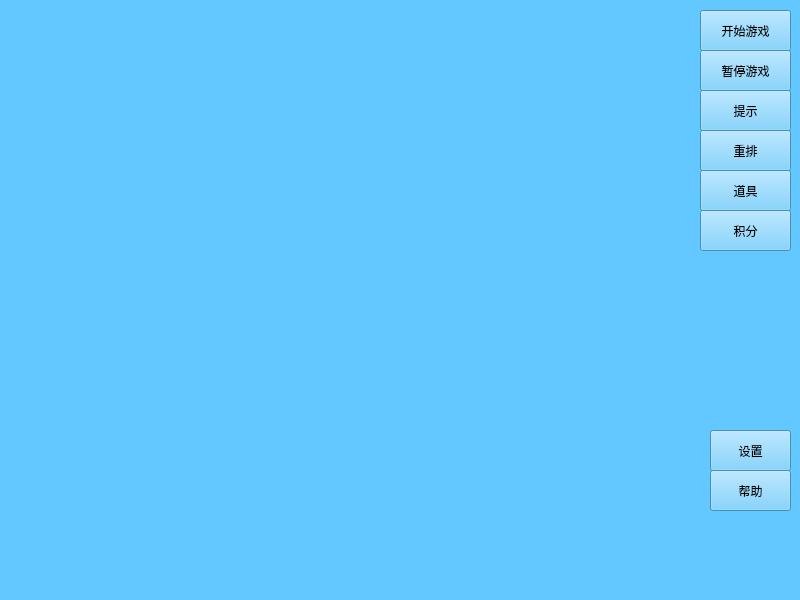
Old version of the form relaxedmodewindow.ui in the repository Forrest0503/Lianliankan.
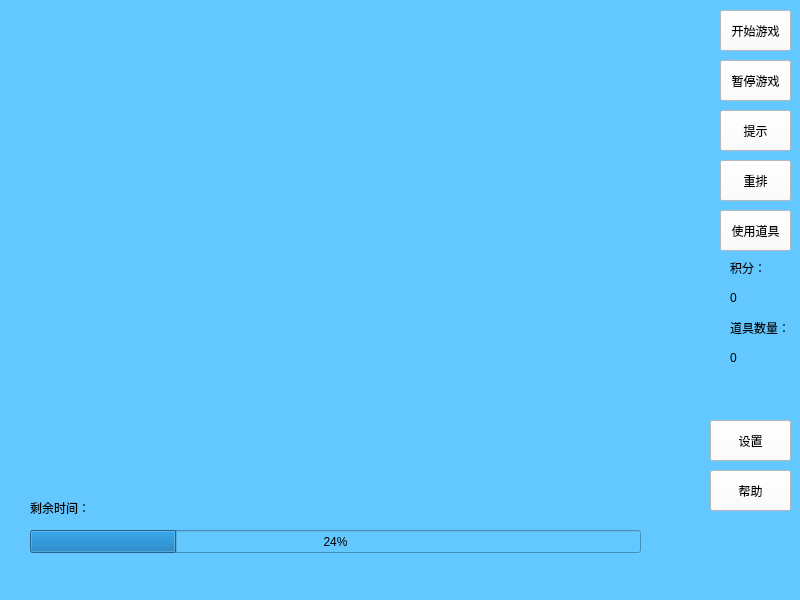
New version of the form. Icons and pictures are not drawn.

```diff
--- a/relaxedmodewindow.ui
+++ b/relaxedmodewindow.ui
@@ -20,10 +20,10 @@
    <widget class="QWidget" name="picWidget" native="true">
     <property name="geometry">
      <rect>
-      <x>20</x>
-      <y>20</y>
-      <width>640</width>
-      <height>400</height>
+      <x>0</x>
+      <y>0</y>
+      <width>720</width>
+      <height>480</height>
      </rect>
     </property>
     <property name="styleSheet">
@@ -33,9 +33,9 @@
    <widget class="QPushButton" name="pushButton">
     <property name="geometry">
      <rect>
-      <x>700</x>
+      <x>720</x>
       <y>10</y>
-      <width>91</width>
+      <width>71</width>
       <height>41</height>
      </rect>
     </property>
@@ -43,7 +43,7 @@
      <bool>false</bool>
     </property>
     <property name="styleSheet">
-     <string notr="true">background-image: url();</string>
+     <string notr="true">background-color: rgb(255, 255, 255);</string>
     </property>
     <property name="text">
      <string>开始游戏</string>
@@ -52,14 +52,14 @@
    <widget class="QPushButton" name="pushButton_2">
     <property name="geometry">
      <rect>
-      <x>700</x>
-      <y>50</y>
-      <width>91</width>
+      <x>720</x>
+      <y>60</y>
+      <width>71</width>
       <height>41</height>
      </rect>
     </property>
     <property name="styleSheet">
-     <string notr="true">background-image: url();</string>
+     <string notr="true">background-color: rgb(255, 255, 255);</string>
     </property>
     <property name="text">
      <string>暂停游戏</string>
@@ -68,14 +68,14 @@
    <widget class="QPushButton" name="pushButton_3">
     <property name="geometry">
      <rect>
-      <x>700</x>
-      <y>90</y>
-      <width>91</width>
+      <x>720</x>
+      <y>110</y>
+      <width>71</width>
       <height>41</height>
      </rect>
     </property>
     <property name="styleSheet">
-     <string notr="true">background-image: url();</string>
+     <string notr="true">background-color: rgb(255, 255, 255);</string>
     </property>
     <property name="text">
      <string>提示</string>
@@ -84,14 +84,14 @@
    <widget class="QPushButton" name="pushButton_4">
     <property name="geometry">
      <rect>
-      <x>700</x>
-      <y>130</y>
-      <width>91</width>
+      <x>720</x>
+      <y>160</y>
+      <width>71</width>
       <height>41</height>
      </rect>
     </property>
     <property name="styleSheet">
-     <string notr="true">background-image: url();</string>
+     <string notr="true">background-color: rgb(255, 255, 255);</string>
     </property>
     <property name="text">
      <string>重排</string>
@@ -100,46 +100,30 @@
    <widget class="QPushButton" name="pushButton_5">
     <property name="geometry">
      <rect>
-      <x>700</x>
-      <y>170</y>
-      <width>91</width>
-      <height>41</height>
-     </rect>
-    </property>
-    <property name="styleSheet">
-     <string notr="true">background-image: url();</string>
-    </property>
-    <property name="text">
-     <string>道具</string>
-    </property>
-   </widget>
-   <widget class="QPushButton" name="pushButton_6">
-    <property name="geometry">
-     <rect>
-      <x>700</x>
+      <x>720</x>
       <y>210</y>
-      <width>91</width>
+      <width>71</width>
       <height>41</height>
      </rect>
     </property>
     <property name="styleSheet">
-     <string notr="true">background-image: url();</string>
+     <string notr="true">background-color: rgb(255, 255, 255);</string>
     </property>
     <property name="text">
-     <string>积分</string>
+     <string>使用道具</string>
     </property>
    </widget>
    <widget class="QPushButton" name="pushButton_7">
     <property name="geometry">
      <rect>
       <x>710</x>
-      <y>430</y>
+      <y>420</y>
       <width>81</width>
       <height>41</height>
      </rect>
     </property>
     <property name="styleSheet">
-     <string notr="true">background-image: url();</string>
+     <string notr="true">background-color: rgb(255, 255, 255);</string>
     </property>
     <property name="text">
      <string>设置</string>
@@ -155,12 +139,99 @@
      </rect>
     </property>
     <property name="styleSheet">
-     <string notr="true">background-image: url();</string>
+     <string notr="true">background-color: rgb(255, 255, 255);</string>
     </property>
     <property name="text">
      <string>帮助</string>
     </property>
    </widget>
+   <widget class="QLabel" name="label">
+    <property name="geometry">
+     <rect>
+      <x>730</x>
+      <y>260</y>
+      <width>59</width>
+      <height>16</height>
+     </rect>
+    </property>
+    <property name="styleSheet">
+     <string notr="true">font: 13pt &quot;.SF NS Text&quot;;</string>
+    </property>
+    <property name="text">
+     <string>积分：</string>
+    </property>
+   </widget>
+   <widget class="QLabel" name="label_2">
+    <property name="geometry">
+     <rect>
+      <x>730</x>
+      <y>290</y>
+      <width>61</width>
+      <height>16</height>
+     </rect>
+    </property>
+    <property name="styleSheet">
+     <string notr="true">font: 18pt &quot;.SF NS Text&quot;;</string>
+    </property>
+    <property name="text">
+     <string>0</string>
+    </property>
+   </widget>
+   <widget class="QLabel" name="label_3">
+    <property name="geometry">
+     <rect>
+      <x>30</x>
+      <y>500</y>
+      <width>59</width>
+      <height>16</height>
+     </rect>
+    </property>
+    <property name="text">
+     <string>剩余时间：</string>
+    </property>
+   </widget>
+   <widget class="QProgressBar" name="progressBar">
+    <property name="geometry">
+     <rect>
+      <x>30</x>
+      <y>530</y>
+      <width>611</width>
+      <height>23</height>
+     </rect>
+    </property>
+    <property name="value">
+     <number>24</number>
+    </property>
+   </widget>
+   <widget class="QLabel" name="label_4">
+    <property name="geometry">
+     <rect>
+      <x>730</x>
+      <y>320</y>
+      <width>59</width>
+      <height>16</height>
+     </rect>
+    </property>
+    <property name="text">
+     <string>道具数量：</string>
+    </property>
+   </widget>
+   <widget class="QLabel" name="label_5">
+    <property name="geometry">
+     <rect>
+      <x>730</x>
+      <y>350</y>
+      <width>61</width>
+      <height>16</height>
+     </rect>
+    </property>
+    <property name="styleSheet">
+     <string notr="true">font: 18pt &quot;.SF NS Text&quot;;</string>
+    </property>
+    <property name="text">
+     <string>0</string>
+    </property>
+   </widget>
   </widget>
  </widget>
  <resources/>
```
